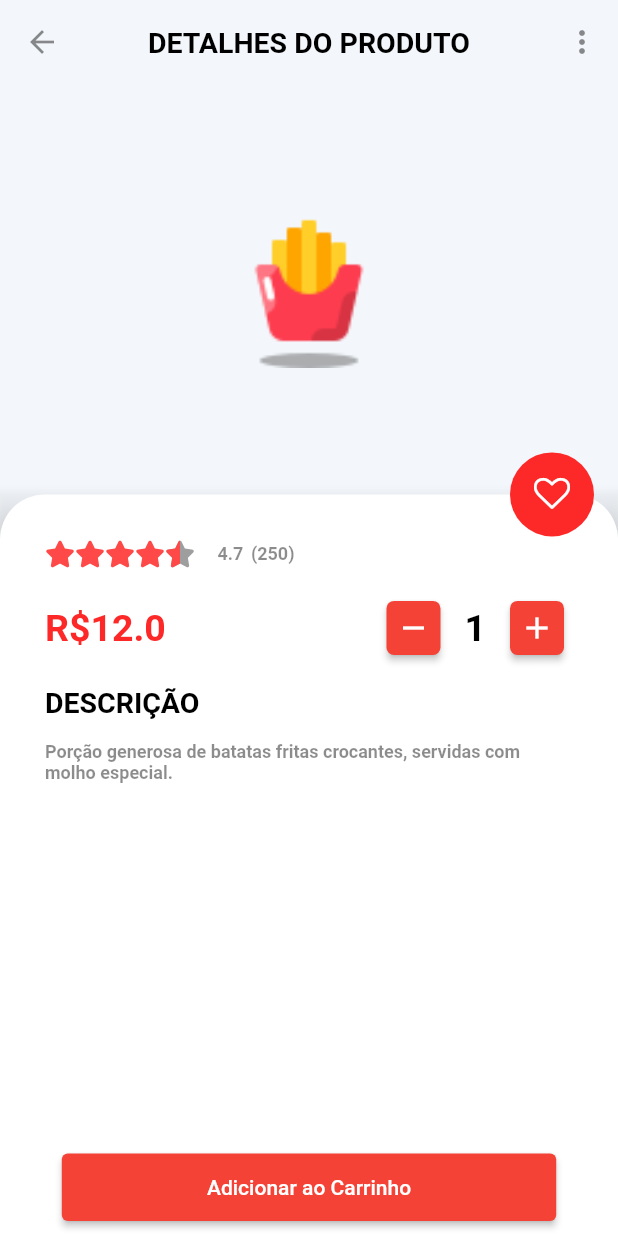
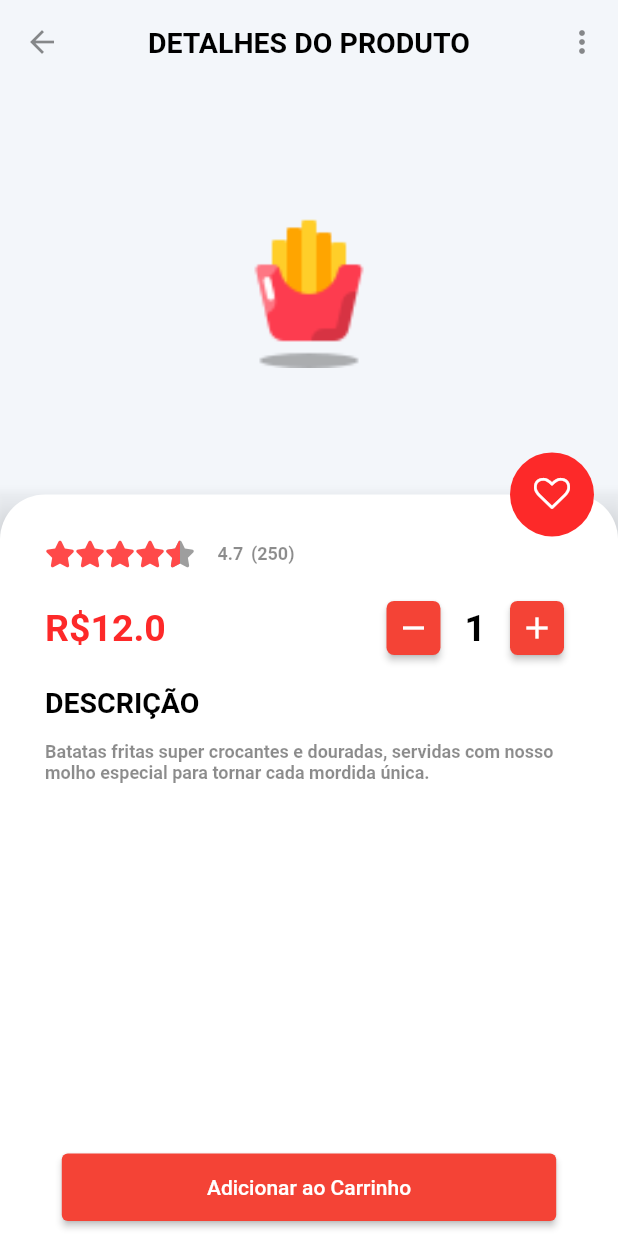
Before and after one commit to PedrooFerraz/Aplicativo-Flutter-DAMD-PUC, a Flutter app: the FoodDetailScreen screen opened directly with sample values from the repository, on a phone screen of 412 x 824 dp. Run offline on Flutter 3.47's test engine with Material 3 defaults, Android fonts, the phone set to English and light mode, and no system bars; drawn by our look-alikes of flutter_rating_bar; our stand-ins replace badges, font_awesome_flutter, get, simple_animations.

Commit message:
Update app_data.dart
Atualizando descrição dos produtos

```diff
--- a/lib/core/app_data.dart
+++ b/lib/core/app_data.dart
@@ -16,7 +16,7 @@ static List<Food> foodItems = [
     12.0,
     1,
     false,
-    "Porção generosa de batatas fritas crocantes, servidas com molho especial.",
+    "Batatas fritas super crocantes e douradas, servidas com nosso molho especial para tornar cada mordida única.",
     4.7,
     FoodType.lanches,
     250,
@@ -27,7 +27,7 @@ static List<Food> foodItems = [
     15.0,
     1,
     false,
-    "Pão macio com salsicha, batata palha, molho de tomate e mostarda.",
+    "Pão super macio recheado com salsicha suculenta, crocante batata palha, molho de tomate fresquinho e um toque especial de mostarda. Sabor que conquista de primeira mordida!",
     4.3,
     FoodType.lanches,
     190,
@@ -38,7 +38,7 @@ static List<Food> foodItems = [
     22.0,
     1,
     false,
-    "Carne suculenta grelhada, queijo derretido, alface, tomate e molho da casa.",
+    "Carne suculenta e grelhada na medida, queijo derretido que abraça cada mordida, alface fresquinha, tomate maduro e o molho exclusivo da casa que dá aquele toque especial. Uma experiência de sabor única!",
     4.8,
     FoodType.lanches,
     300,
```
